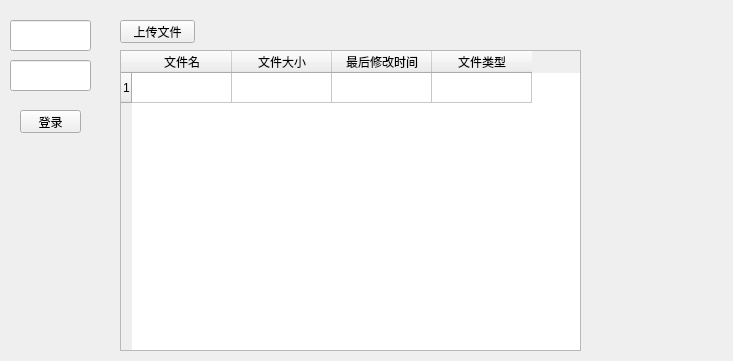
lalala555/RenderBus, file QtWidgetsApplication/QtWidgetsClass.ui: the form before one commit.
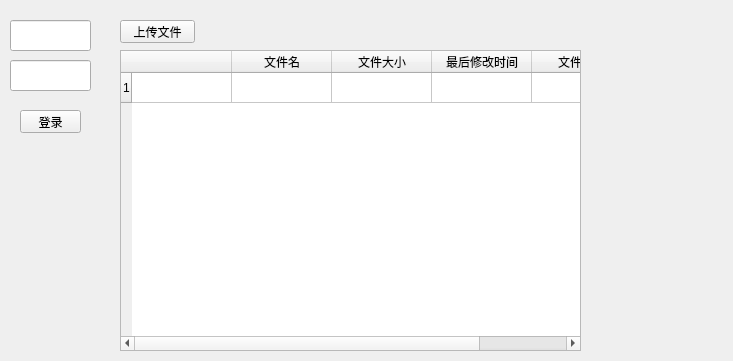
The form after the commit.

Diff of the .ui file:
```diff
--- a/QtWidgetsApplication/QtWidgetsClass.ui
+++ b/QtWidgetsApplication/QtWidgetsClass.ui
@@ -60,6 +60,11 @@
      <string>1</string>
     </property>
    </row>
+   <column>
+    <property name="text">
+     <string/>
+    </property>
+   </column>
    <column>
     <property name="text">
      <string>文件名</string>
@@ -80,16 +85,6 @@
      <string>文件类型</string>
     </property>
    </column>
-   <item row="0" column="0">
-    <property name="text">
-     <string/>
-    </property>
-   </item>
-   <item row="0" column="1">
-    <property name="text">
-     <string/>
-    </property>
-   </item>
    <item row="0" column="2">
     <property name="text">
      <string/>
@@ -100,6 +95,11 @@
      <string/>
     </property>
    </item>
+   <item row="0" column="4">
+    <property name="text">
+     <string/>
+    </property>
+   </item>
   </widget>
   <widget class="QPushButton" name="pushButton">
    <property name="geometry">
```
